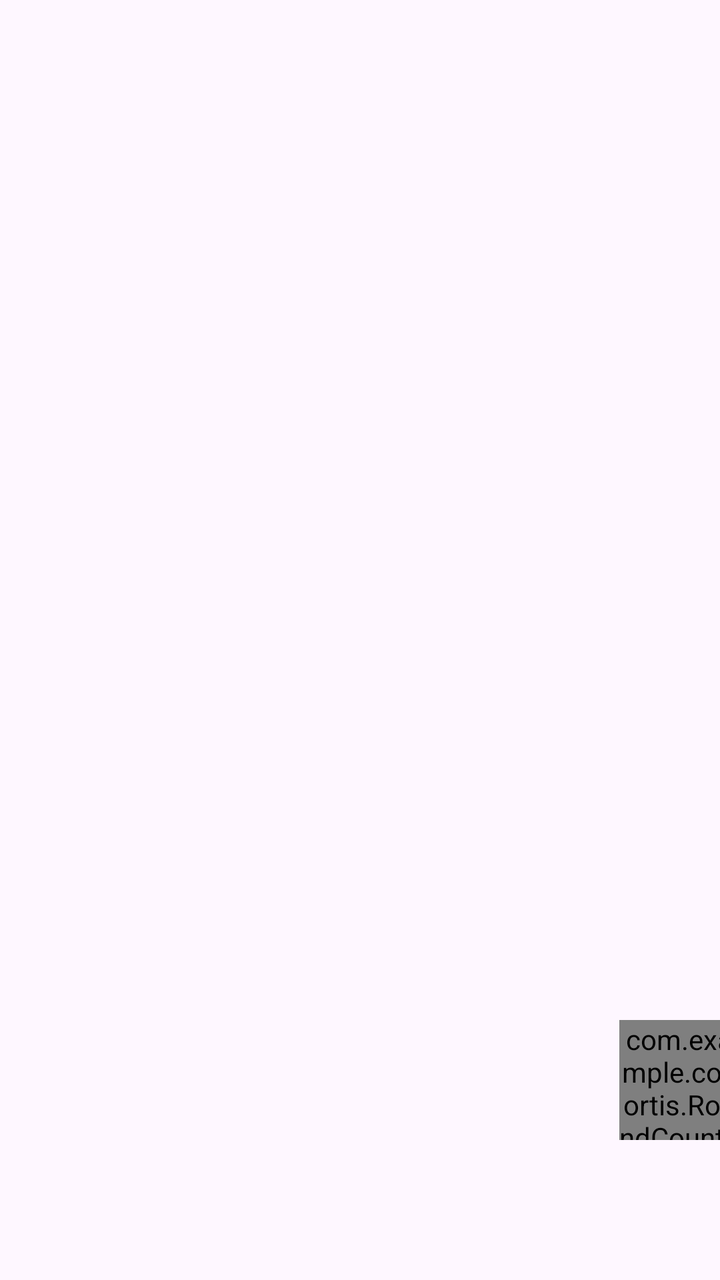
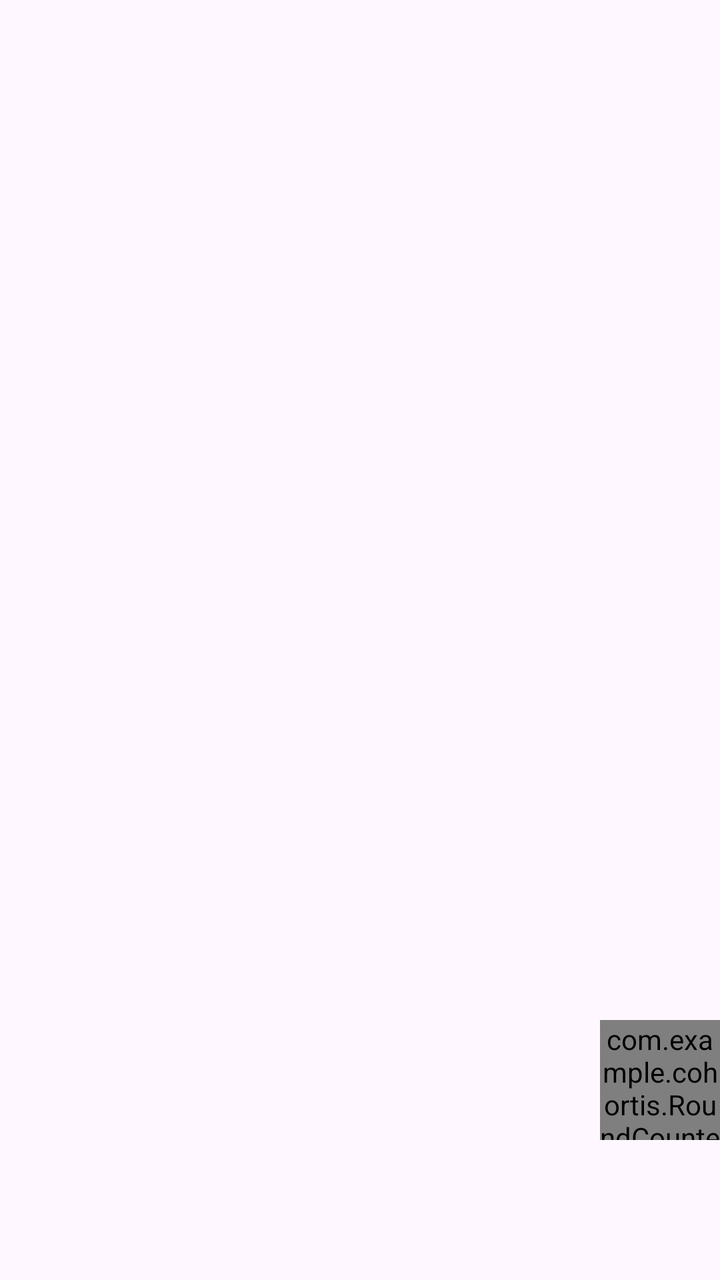

Compare the two renders of this Android layout. The source of the first and the diff that turns it into the second are given below.
<!-- AndroidManifest.xml: application theme Theme.Cohortis -->
<!-- res/layout/content_main.xml -->
<?xml version="1.0" encoding="utf-8"?>

<androidx.constraintlayout.widget.ConstraintLayout xmlns:android="http://schemas.android.com/apk/res/android"
    xmlns:app="http://schemas.android.com/apk/res-auto"
    android:layout_width="match_parent"
    android:layout_height="match_parent"
    app:layout_behavior="@string/appbar_scrolling_view_behavior">

    
    <FrameLayout
        android:id="@+id/party_container"
        android:layout_width="0dp"
        android:layout_height="0dp"
        app:layout_constraintBottom_toTopOf="@+id/event_container"
        app:layout_constraintEnd_toEndOf="parent"
        app:layout_constraintStart_toStartOf="parent"
        app:layout_constraintTop_toTopOf="parent"
        app:layout_constraintVertical_weight="1" />

    
    <FrameLayout
        android:id="@+id/event_container"
        android:layout_width="0dp"
        android:layout_height="100dp"
        android:layout_marginBottom="0dp"
        app:layout_constraintBottom_toBottomOf="parent"
        app:layout_constraintEnd_toEndOf="parent"
        app:layout_constraintStart_toStartOf="parent" />

    
    <com.example.cohortis.RoundCounterCardView
        android:id="@+id/roundCounterCard"
        android:layout_width="60dp"
        android:layout_height="60dp"
        app:cardCornerRadius="30dp"
        app:cardElevation="6dp"
        app:layout_constraintBottom_toBottomOf="@+id/party_container"
        app:layout_constraintTop_toTopOf="@+id/event_container"
        app:layout_constraintEnd_toEndOf="parent"
        android:layout_marginEnd="-10dp">

        <TextView
            android:id="@+id/tvRoundNumber"
            android:layout_width="match_parent"
            android:layout_height="match_parent"
            android:gravity="center"
            android:text="1"
            android:textSize="24sp"
            android:textStyle="bold" />
    </com.example.cohortis.RoundCounterCardView>

</androidx.constraintlayout.widget.ConstraintLayout>
<!-- resources referenced by this layout -->
<resources>
  <style name="Theme.Cohortis" parent="Base.Theme.Cohortis" />
  <style name="Base.Theme.Cohortis" parent="Theme.Material3.DayNight.NoActionBar">
          
          
      </style>
</resources>

<!-- the commit's change to res/layout/content_main.xml (unified diff, before → after) -->
@@ -32,12 +32,12 @@
         android:id="@+id/roundCounterCard"
         android:layout_width="60dp"
         android:layout_height="60dp"
+        android:layout_marginEnd="0dp"
         app:cardCornerRadius="30dp"
         app:cardElevation="6dp"
         app:layout_constraintBottom_toBottomOf="@+id/party_container"
         app:layout_constraintTop_toTopOf="@+id/event_container"
-        app:layout_constraintEnd_toEndOf="parent"
-        android:layout_marginEnd="-10dp">
+        app:layout_constraintEnd_toEndOf="parent">
 
         <TextView
             android:id="@+id/tvRoundNumber"
@@ -46,7 +46,9 @@
             android:gravity="center"
             android:text="1"
             android:textSize="24sp"
-            android:textStyle="bold" />
+            android:textStyle="bold"
+            android:clickable="false"
+            android:focusable="false" />
     </com.example.cohortis.RoundCounterCardView>
 
 </androidx.constraintlayout.widget.ConstraintLayout>
